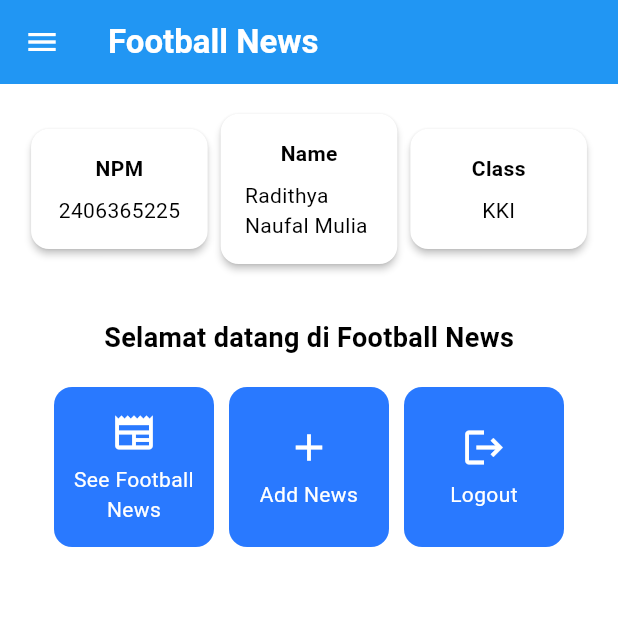
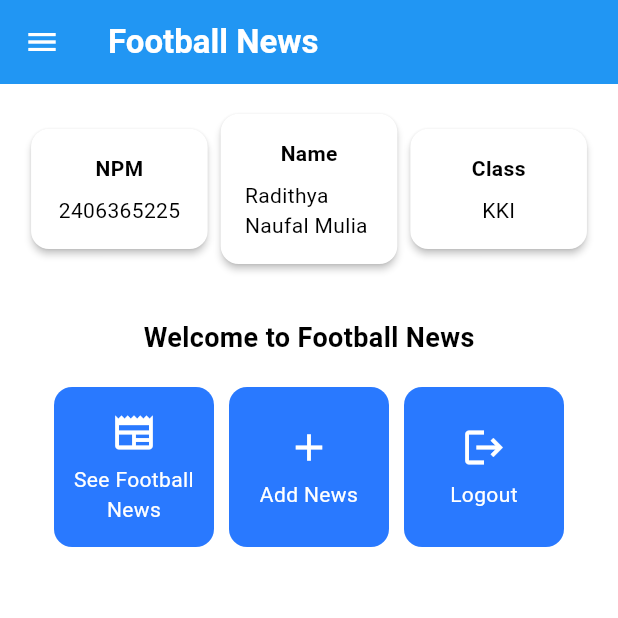
Before and after one commit to RadithyaNaufal/football-news-mobile, a Flutter app: the MyHomePage screen opened directly, on a phone screen of 412 x 824 dp, the top half of it. Run offline on Flutter 3.47's test engine with Material 3 defaults, Android fonts, the phone set to English and light mode, and no system bars; missing offline and left inert: pbp_django_auth.

Commit message:
Trying Bitrise

```diff
--- a/lib/screens/menu.dart
+++ b/lib/screens/menu.dart
@@ -50,7 +50,7 @@ class MyHomePage extends StatelessWidget {
                   const Padding(
                     padding: EdgeInsets.only(top: 16.0),
                     child: Text(
-                      'Selamat datang di Football News',
+                      'Welcome to Football News',
                       style: TextStyle(
                         fontWeight: FontWeight.bold,
                         fontSize: 18.0,
```
